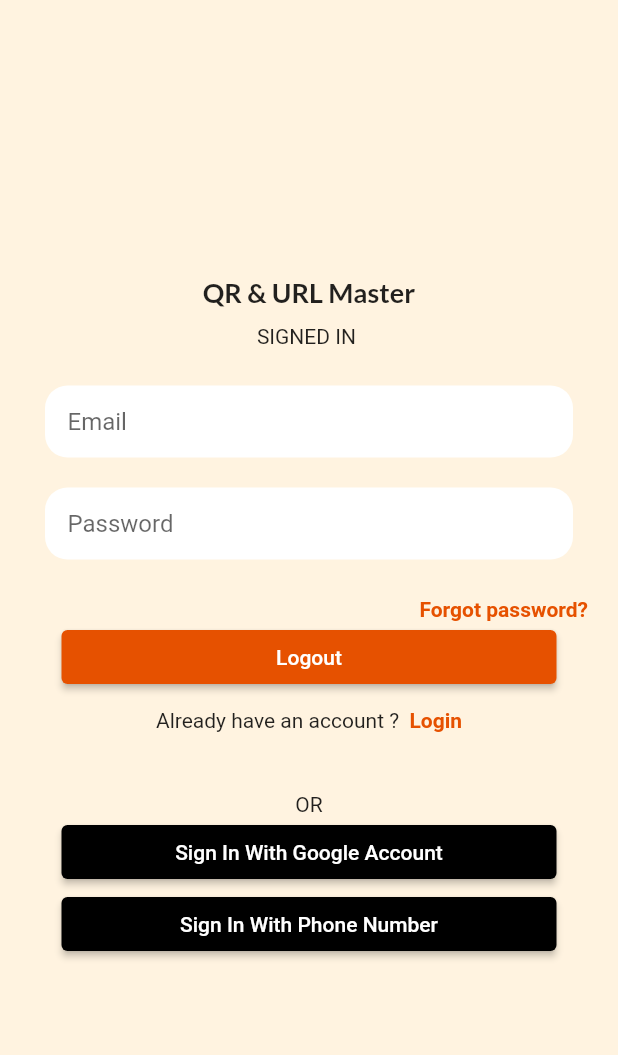
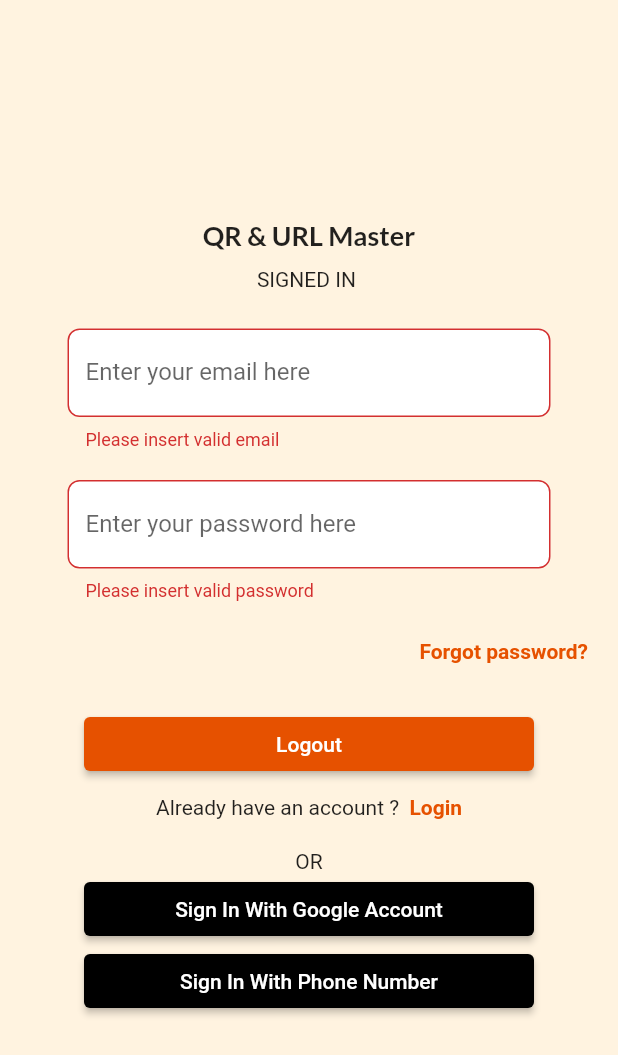
Before and after one commit to hakimhambali/shorten_url, a Flutter app: the Register screen opened directly, after a tap on "Logout", on a phone screen of 412 x 824 dp. Shown: the top 1055 px of the screen. Run offline on Flutter 3.47's test engine with Material 2 defaults, Android fonts, the phone set to English and light mode, and no system bars; our stand-ins replace animated_text_kit, cloud_firestore, confetti, firebase_auth, firebase_core, google_fonts and 4 more; missing offline and left inert: clipboard, document_scanner_flutter, qr_code_scanner; accounts and stored records are empty; network calls fail; statements that could not run were skipped; project files that could hold a hidden picture were left out.

Commit message:
email & password validation

```diff
--- a/lib/screens/register.dart
+++ b/lib/screens/register.dart
@@ -6,14 +6,19 @@ import 'package:shorten_url/screens/login.dart';
 import 'package:shorten_url/screens/signingoogle.dart';
 import 'package:shorten_url/screens/signinphonenumber.dart';
 
-class Register extends StatelessWidget {
+class Register extends StatefulWidget {
   const Register({Key? key}) : super(key: key);
 
   @override
+  State<Register> createState() => _RegisterState();
+}
+
+class _RegisterState extends State<Register> {
+  TextEditingController emailController = TextEditingController();
+  TextEditingController passwordController = TextEditingController();
+  bool validate = true;
+  @override
   Widget build(BuildContext context) {
-    TextEditingController emailController = TextEditingController();
-    TextEditingController passwordController = TextEditingController();
-
     return Scaffold(
       backgroundColor: Colors.orange.shade50,
       body: Center(
@@ -38,25 +43,50 @@ class Register extends StatelessWidget {
             Container(
               margin: const EdgeInsets.fromLTRB(30, 25, 30, 10),
               padding: const EdgeInsets.symmetric(vertical: 0, horizontal: 15),
-              decoration: BoxDecoration(
-                  color: Colors.white, borderRadius: BorderRadius.circular(15)),
-              child: TextField(
+              decoration:
+                  BoxDecoration(borderRadius: BorderRadius.circular(15)),
+              child: TextFormField(
                 controller: emailController,
                 cursorColor: Colors.orange,
-                decoration: const InputDecoration(
-                    border: InputBorder.none, hintText: 'Email'),
+                onChanged: (value) {
+                  setState(() {
+                    validate = validateEmail(value);
+                    validate = validatePassword(value);
+                  });
+                },
+                decoration: InputDecoration(
+                  labelText: 'Enter your email here',
+                  hintText: 'ahmadalbab99@gmail.com',
+                  errorText: validate ? null : "Please insert valid email",
+                  filled: true,
+                  fillColor: Colors.white,
+                  border: OutlineInputBorder(
+                      borderRadius: BorderRadius.circular(8)),
+                ),
               ),
             ),
             Container(
               margin: const EdgeInsets.fromLTRB(30, 10, 30, 15),
               padding: const EdgeInsets.symmetric(vertical: 0, horizontal: 15),
-              decoration: BoxDecoration(
-                  color: Colors.white, borderRadius: BorderRadius.circular(15)),
+              // decoration: BoxDecoration(
+              //     color: Colors.white, borderRadius: BorderRadius.circular(15)),
+              decoration:
+                  BoxDecoration(borderRadius: BorderRadius.circular(15)),
               child: TextField(
                 controller: passwordController,
                 cursorColor: Colors.orange,
-                decoration: const InputDecoration(
-                    border: InputBorder.none, hintText: 'Password'),
+                decoration: InputDecoration(
+                  labelText: 'Enter your password here',
+                  hintText: '*********',
+                  errorText: validate
+                      ? null
+                      // : "Password should contain at least one upper case, one lower case, one digit, one Special character and at least 8 characters in length",
+                      : "Please insert valid password",
+                  filled: true,
+                  fillColor: Colors.white,
+                  border: OutlineInputBorder(
+                      borderRadius: BorderRadius.circular(8)),
+                ),
               ),
             ),
             Container(
@@ -77,32 +107,25 @@ class Register extends StatelessWidget {
                 },
               ),
             ),
+            const SizedBox(
+              height: 30,
+            ),
             Column(
               mainAxisAlignment: MainAxisAlignment.center,
               children: [
                 SizedBox(
-                  width: 330,
+                  width: 300,
                   child: ElevatedButton(
                       style: ButtonStyle(
                           backgroundColor: MaterialStateProperty.all(
                               Colors.orange.shade900)),
                       onPressed: () async {
+                        validate = validateEmail(emailController.text);
+                        validate = validatePassword(passwordController.text);
+                        setState(() {});
                         if (FirebaseAuth.instance.currentUser!.isAnonymous) {
-                          // try {
-                          //   await FirebaseAuth.instance
-                          //       .createUserWithEmailAndPassword(
-                          //           email: emailController.text,
-                          //           password: passwordController.text);
-                          //   // AuthCredential authCredential =
-                          //   //     EmailAuthProvider.credential(
-                          //   //         email: emailController.text,
-                          //   //         password: passwordController.text);
-                          //   //         FirebaseAuth.instance.signInAnonymously().currentUser.linkWithCredential(authCredential);
-                          //   // print(authCredential);
-                          // } on FirebaseAuthException catch (e) {
-                          //   showNotification(context, e.message.toString());
-                          // }
                           try {
+                            debugPrint("BERJAYA LINK ACCOUNT");
                             var credential = EmailAuthProvider.credential(
                                 email: emailController.text,
                                 password: passwordController.text);
@@ -110,11 +133,20 @@ class Register extends StatelessWidget {
                             FirebaseAuth.instance.currentUser!
                                 .linkWithCredential(credential)
                                 .then((user) {
-                              // debugPrint("BERJAYA LINK ACCOUNT");
+                              ScaffoldMessenger.of(context).showSnackBar(
+                                const SnackBar(
+                                    backgroundColor: Colors.green,
+                                    content: Text(
+                                        'Successfully register using email')),
+                              );
+                              Navigator.pop(context);
                               return user;
                             });
                           } on FirebaseAuthException catch (e) {
+                            debugPrint("X BERJAYA LINK ACCOUNT");
                             showNotification(context, e.message.toString());
+                          } catch (e) {
+                            debugPrint("2X BERJAYA LINK ACCOUNT");
                           }
                         } else {
                           await FirebaseAuth.instance.signOut();
@@ -138,12 +170,12 @@ class Register extends StatelessWidget {
                   children: [
                     Container(
                         // margin: const EdgeInsets.fromLTRB(0, 10, 0, 40),
-                        margin: const EdgeInsets.only(top: 10, bottom: 40),
+                        margin: const EdgeInsets.only(top: 10, bottom: 20),
                         // alignment: Alignment.center,
                         child: const Text("Already have an account ?  ")),
                     Container(
                       // margin: const EdgeInsets.fromLTRB(0, 10, 0, 40),
-                      margin: const EdgeInsets.only(top: 10, bottom: 40),
+                      margin: const EdgeInsets.only(top: 10, bottom: 20),
                       // alignment: Alignment.center,
                       child: GestureDetector(
                         child: Text(
@@ -164,7 +196,7 @@ class Register extends StatelessWidget {
                 ),
                 const Text("OR"),
                 SizedBox(
-                  width: 330,
+                  width: 300,
                   child: ElevatedButton(
                     style: ButtonStyle(
                         backgroundColor:
@@ -179,7 +211,7 @@ class Register extends StatelessWidget {
                   ),
                 ),
                 SizedBox(
-                  width: 330,
+                  width: 300,
                   child: ElevatedButton(
                     style: ButtonStyle(
                         backgroundColor:
@@ -206,4 +238,23 @@ class Register extends StatelessWidget {
         backgroundColor: Colors.orange.shade900,
         content: Text(message.toString())));
   }
+
+  bool validateEmail(String email) {
+    if (RegExp(
+            r"^[a-zA-Z0-9.a-zA-Z0-9.!#$%&'*+-/=?^_`{|}~]+@[a-zA-Z0-9]+\.[a-zA-Z]+")
+        .hasMatch(email)) {
+      return true;
+    } else {
+      return false;
+    }
+  }
+
+  bool validatePassword(String email) {
+    if (RegExp(r'^(?=.*?[A-Z])(?=.*?[a-z])(?=.*?[0-9])(?=.*?[!@#\$&*~]).{8,}$')
+        .hasMatch(email)) {
+      return true;
+    } else {
+      return false;
+    }
+  }
 }
```
Also changed, not shown: lib/screens/forgot_password.dart (+39 -9 lines), lib/screens/history_screen.dart (+9 -4 lines), lib/screens/signingoogle.dart (+37 -8 lines), lib/screens/signinphonenumber.dart (+7 -2 lines).
